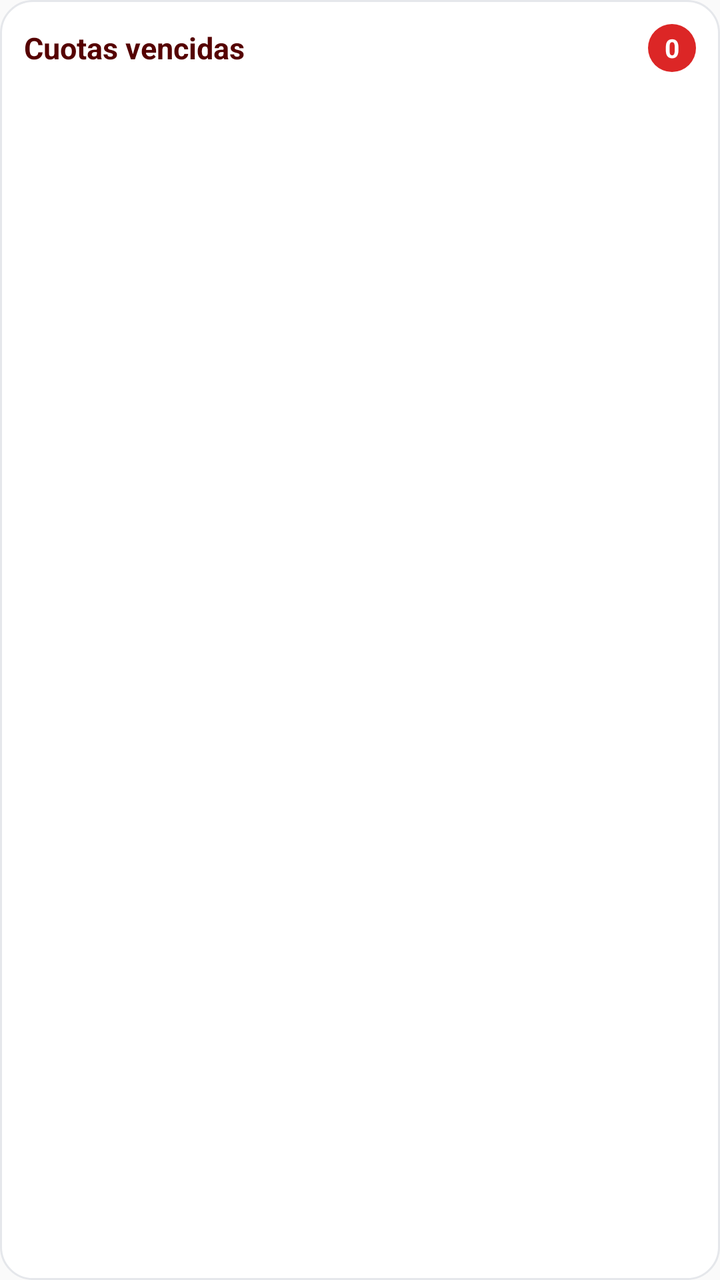
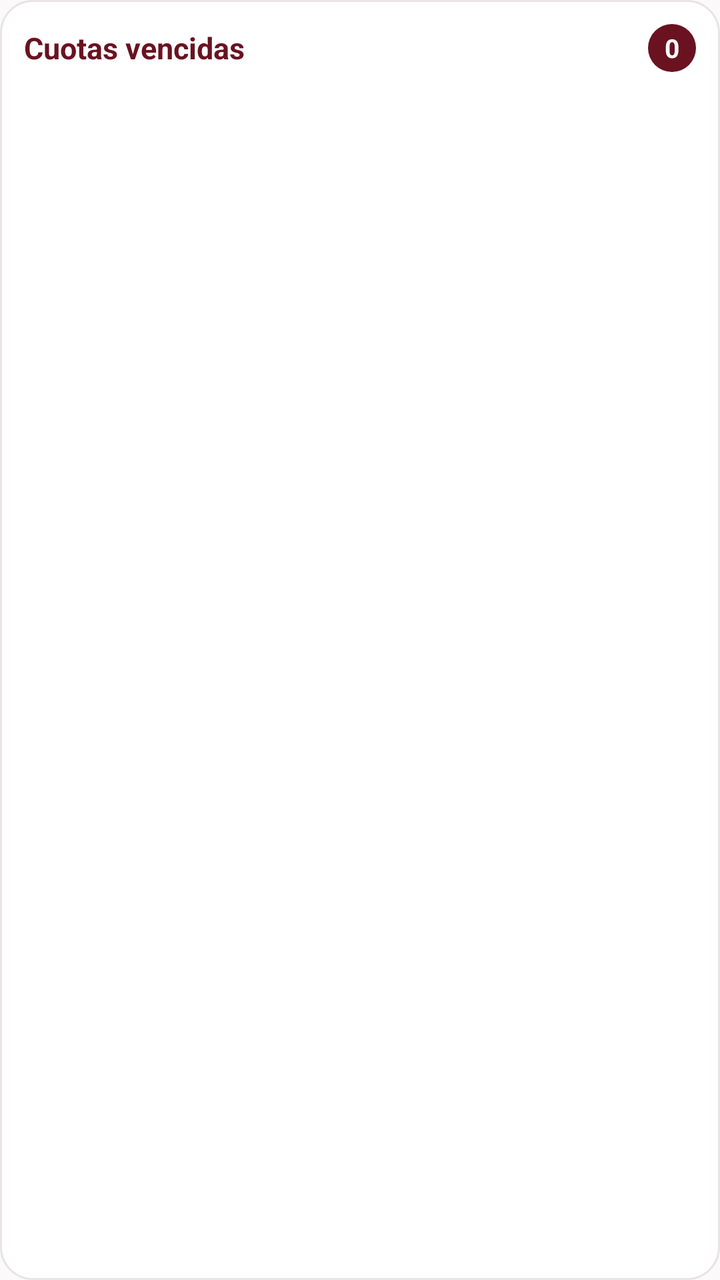

Screens rendered from an Android XML layout before and after an edit, with the pre-edit source and the edit as a unified diff.
<!-- AndroidManifest.xml: application theme AppTheme -->
<!-- res/layout/widget_cuotas.xml -->
<?xml version="1.0" encoding="utf-8"?>
<LinearLayout xmlns:android="http://schemas.android.com/apk/res/android"
    android:id="@+id/widget_root"
    android:layout_width="match_parent"
    android:layout_height="match_parent"
    android:orientation="vertical"
    android:background="@drawable/widget_background"
    android:padding="12dp">

    <LinearLayout
        android:layout_width="match_parent"
        android:layout_height="wrap_content"
        android:orientation="horizontal"
        android:gravity="center_vertical"
        android:layout_marginBottom="6dp">

        <TextView
            android:id="@+id/tv_title"
            android:layout_width="0dp"
            android:layout_height="wrap_content"
            android:layout_weight="1"
            android:text="Cuotas vencidas"
            android:textColor="#550000"
            android:textSize="15sp"
            android:textStyle="bold"
            android:maxLines="1" />

        <TextView
            android:id="@+id/tv_count"
            android:layout_width="wrap_content"
            android:layout_height="wrap_content"
            android:minWidth="24dp"
            android:minHeight="24dp"
            android:gravity="center"
            android:background="@drawable/widget_badge"
            android:text="0"
            android:textColor="#FFFFFF"
            android:textSize="13sp"
            android:textStyle="bold" />
    </LinearLayout>

    <TextView
        android:id="@+id/row_1"
        android:layout_width="match_parent"
        android:layout_height="wrap_content"
        android:textColor="#374151"
        android:textSize="13sp"
        android:maxLines="1"
        android:ellipsize="end"
        android:layout_marginTop="2dp" />

    <TextView
        android:id="@+id/row_2"
        android:layout_width="match_parent"
        android:layout_height="wrap_content"
        android:textColor="#374151"
        android:textSize="13sp"
        android:maxLines="1"
        android:ellipsize="end"
        android:layout_marginTop="2dp" />

    <TextView
        android:id="@+id/row_3"
        android:layout_width="match_parent"
        android:layout_height="wrap_content"
        android:textColor="#374151"
        android:textSize="13sp"
        android:maxLines="1"
        android:ellipsize="end"
        android:layout_marginTop="2dp" />

    <TextView
        android:id="@+id/row_4"
        android:layout_width="match_parent"
        android:layout_height="wrap_content"
        android:textColor="#374151"
        android:textSize="13sp"
        android:maxLines="1"
        android:ellipsize="end"
        android:layout_marginTop="2dp" />

    <TextView
        android:id="@+id/tv_more"
        android:layout_width="match_parent"
        android:layout_height="wrap_content"
        android:textColor="#9CA3AF"
        android:textSize="12sp"
        android:visibility="gone"
        android:layout_marginTop="2dp" />

    <TextView
        android:id="@+id/tv_empty"
        android:layout_width="match_parent"
        android:layout_height="wrap_content"
        android:textColor="#15803D"
        android:textSize="14sp"
        android:visibility="gone"
        android:layout_marginTop="4dp" />

    <TextView
        android:id="@+id/tv_hoy"
        android:layout_width="match_parent"
        android:layout_height="wrap_content"
        android:textColor="#B45309"
        android:textSize="12sp"
        android:visibility="gone"
        android:layout_marginTop="2dp" />

    <TextView
        android:id="@+id/tv_footer"
        android:layout_width="match_parent"
        android:layout_height="wrap_content"
        android:textColor="#9CA3AF"
        android:textSize="11sp"
        android:maxLines="1"
        android:layout_marginTop="8dp" />
</LinearLayout>
<!-- resources referenced by this layout -->
<resources>
  <!-- drawable widget_background (drawable) -->
  <?xml version="1.0" encoding="utf-8"?>
  <shape xmlns:android="http://schemas.android.com/apk/res/android"
      android:shape="rectangle">
      <solid android:color="#FFFFFF" />
      <corners android:radius="16dp" />
      <stroke
          android:width="1dp"
          android:color="#E5E7EB" />
  </shape>
  <!-- drawable widget_badge (drawable) -->
  <?xml version="1.0" encoding="utf-8"?>
  <shape xmlns:android="http://schemas.android.com/apk/res/android"
      android:shape="oval">
      <solid android:color="#DC2626" />
  </shape>
  <style name="AppTheme" parent="Theme.AppCompat.Light.DarkActionBar">
          
          <item name="colorPrimary">@color/colorPrimary</item>
          <item name="colorPrimaryDark">@color/colorPrimaryDark</item>
          <item name="colorAccent">@color/colorAccent</item>
      </style>
</resources>

<!-- the commit's change to res/layout/widget_cuotas.xml (unified diff, before → after) -->
@@ -20,7 +20,7 @@
             android:layout_height="wrap_content"
             android:layout_weight="1"
             android:text="Cuotas vencidas"
-            android:textColor="#550000"
+            android:textColor="#6A1220"
             android:textSize="15sp"
             android:textStyle="bold"
             android:maxLines="1" />
@@ -43,7 +43,7 @@
         android:id="@+id/row_1"
         android:layout_width="match_parent"
         android:layout_height="wrap_content"
-        android:textColor="#374151"
+        android:textColor="#2D2D2D"
         android:textSize="13sp"
         android:maxLines="1"
         android:ellipsize="end"
@@ -53,7 +53,7 @@
         android:id="@+id/row_2"
         android:layout_width="match_parent"
         android:layout_height="wrap_content"
-        android:textColor="#374151"
+        android:textColor="#2D2D2D"
         android:textSize="13sp"
         android:maxLines="1"
         android:ellipsize="end"
@@ -63,7 +63,7 @@
         android:id="@+id/row_3"
         android:layout_width="match_parent"
         android:layout_height="wrap_content"
-        android:textColor="#374151"
+        android:textColor="#2D2D2D"
         android:textSize="13sp"
         android:maxLines="1"
         android:ellipsize="end"
@@ -73,7 +73,7 @@
         android:id="@+id/row_4"
         android:layout_width="match_parent"
         android:layout_height="wrap_content"
-        android:textColor="#374151"
+        android:textColor="#2D2D2D"
         android:textSize="13sp"
         android:maxLines="1"
         android:ellipsize="end"
@@ -83,7 +83,7 @@
         android:id="@+id/tv_more"
         android:layout_width="match_parent"
         android:layout_height="wrap_content"
-        android:textColor="#9CA3AF"
+        android:textColor="#6B6B6B"
         android:textSize="12sp"
         android:visibility="gone"
         android:layout_marginTop="2dp" />
@@ -92,7 +92,7 @@
         android:id="@+id/tv_empty"
         android:layout_width="match_parent"
         android:layout_height="wrap_content"
-        android:textColor="#15803D"
+        android:textColor="#6B6B6B"
         android:textSize="14sp"
         android:visibility="gone"
         android:layout_marginTop="4dp" />
@@ -101,7 +101,7 @@
         android:id="@+id/tv_hoy"
         android:layout_width="match_parent"
         android:layout_height="wrap_content"
-        android:textColor="#B45309"
+        android:textColor="#8C2F3C"
         android:textSize="12sp"
         android:visibility="gone"
         android:layout_marginTop="2dp" />
@@ -110,7 +110,7 @@
         android:id="@+id/tv_footer"
         android:layout_width="match_parent"
         android:layout_height="wrap_content"
-        android:textColor="#9CA3AF"
+        android:textColor="#6B6B6B"
         android:textSize="11sp"
         android:maxLines="1"
         android:layout_marginTop="8dp" />
<!-- resource entries referenced after the edit -->
@@ -8,13 +8,13 @@
       <corners android:radius="16dp" />
       <stroke
           android:width="1dp"
-          android:color="#E5E7EB" />
+          android:color="#E9E3E4" />
   </shape>
   <!-- drawable widget_badge (drawable) -->
   <?xml version="1.0" encoding="utf-8"?>
   <shape xmlns:android="http://schemas.android.com/apk/res/android"
       android:shape="oval">
-      <solid android:color="#DC2626" />
+      <solid android:color="#6A1220" />
   </shape>
   <style name="AppTheme" parent="Theme.AppCompat.Light.DarkActionBar">
           
